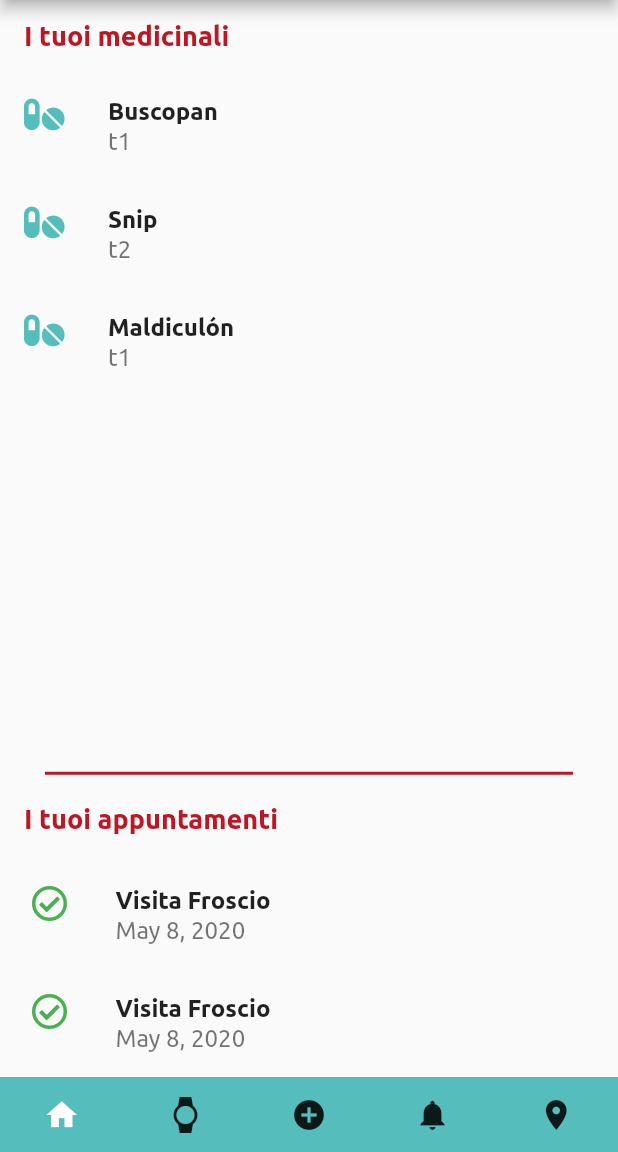
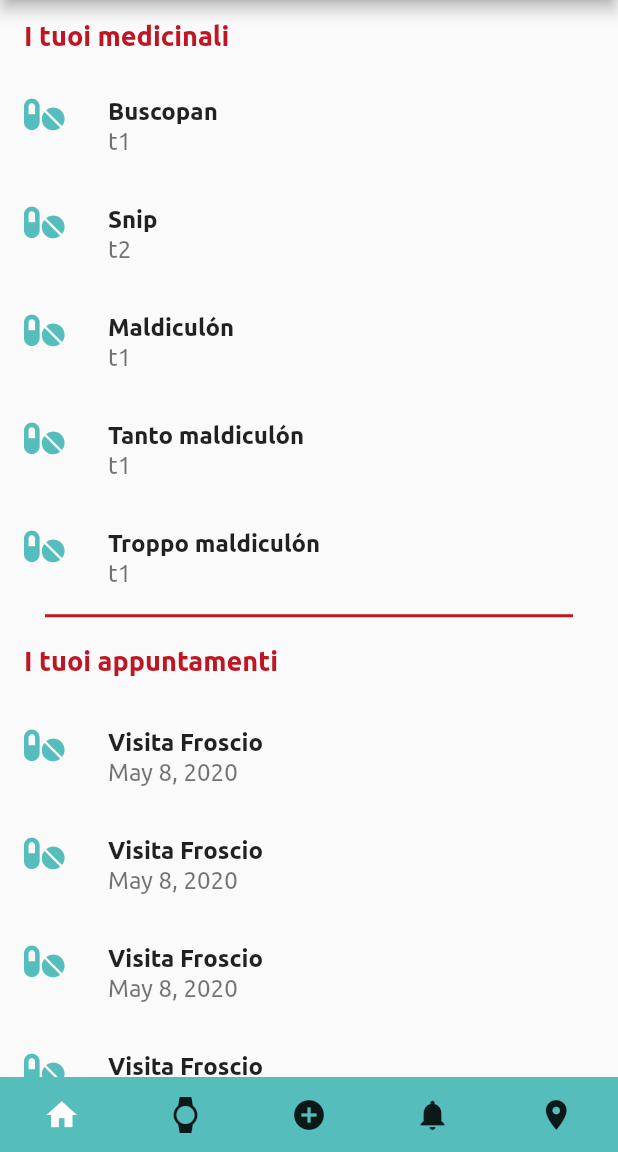
Before and after one commit to fabiomontello/my-care-app, a Flutter app: the screen it shows after launch, after a tap on "Registrati", on a phone screen of 412 x 824 dp, the part 84-1236 px from its top. Run offline on Flutter 3.47's test engine with Material 2 defaults, Android fonts, the phone set to English and light mode, and no system bars; our stand-ins replace font_awesome_flutter; project files that could hold a hidden picture were left out.

Commit message:
Proposed changes on home_list scroll

```diff
--- /dev/null
+++ b/lib/pages/home_list_fabio.dart
@@ -0,0 +1,267 @@
+import 'package:flutter/material.dart';
+import '../models/appuntamenti.dart';
+import '../models/medicinali.dart';
+import '../ui/red_separator.dart';
+import 'package:intl/intl.dart';
+import 'package:font_awesome_flutter/font_awesome_flutter.dart';
+
+class HomeList extends StatefulWidget {
+  @override
+  _HomeListState createState() => _HomeListState();
+}
+
+class _HomeListState extends State<HomeList> {
+  final List<Medicinale> medList = [
+    Medicinale(
+      id: 't1',
+      title: 'Buscopan',
+      icon: 'Icon',
+      promemoria: true,
+      frequancy: 3,
+    ),
+    Medicinale(
+      id: 't2',
+      title: 'Snip',
+      icon: 'Icon1',
+      promemoria: true,
+      frequancy: 2,
+    ),
+    Medicinale(
+      id: 't1',
+      title: 'Maldiculón',
+      icon: 'Icon',
+      promemoria: true,
+      frequancy: 3,
+    ),
+    Medicinale(
+      id: 't1',
+      title: 'Tanto maldiculón',
+      icon: 'Icon',
+      promemoria: true,
+      frequancy: 3,
+    ),
+    Medicinale(
+      id: 't1',
+      title: 'Troppo maldiculón',
+      icon: 'Icon',
+      promemoria: true,
+      frequancy: 3,
+    ),
+  ];
+
+  final List<Appuntamenti> appuntamentiList = [
+    Appuntamenti(
+      title: 'Visita Froscio',
+      icon: 'Icon1',
+      promemoria: true,
+      date: DateTime.now(),
+    ),
+    Appuntamenti(
+      title: 'Visita Froscio',
+      icon: 'Icon1',
+      promemoria: true,
+      date: DateTime.now(),
+    ),
+    Appuntamenti(
+      title: 'Visita Froscio',
+      icon: 'Icon1',
+      promemoria: true,
+      date: DateTime.now(),
+    ),
+    Appuntamenti(
+      title: 'Visita Froscio',
+      icon: 'Icon1',
+      promemoria: true,
+      date: DateTime.now(),
+    ),
+    Appuntamenti(
+      title: 'Visita Froscio',
+      icon: 'Icon1',
+      promemoria: true,
+      date: DateTime.now(),
+    ),
+    Appuntamenti(
+      title: 'Visita Froscio',
+      icon: 'Icon1',
+      promemoria: true,
+      date: DateTime.now(),
+    ),
+  ];
+
+  @override
+  Widget build(BuildContext context) {
+    return Column(
+      children: <Widget>[
+        Expanded(
+          child: ListView(
+            //mainAxisAlignment: MainAxisAlignment.center,
+            children: <Widget>[
+              ListTile(
+                //  trailing: Icon(
+                //    FontAwesomeIcons.pills,
+                // ),
+                dense: true,
+                title: Text(
+                  'I tuoi medicinali',
+                  textAlign: TextAlign.left,
+                  style: TextStyle(
+                    fontSize: 18,
+                    fontFamily: 'Ubuntu',
+                    fontWeight: FontWeight.bold,
+                    color: Color(0xffBE1622),
+                  ),
+                ),
+              ),
+              ...medList.map((elem) {
+                return Container(
+                    child: ListTile(
+                      leading: Icon(
+                        FontAwesomeIcons.pills,
+                        color: Theme.of(context).primaryColor,
+                      ),
+                      title: Text(
+                        elem.title,
+                        style: TextStyle(
+                          fontFamily: 'Ubuntu',
+                          fontWeight: FontWeight.bold,
+                          fontSize: 16,
+                        ),
+                      ),
+                      subtitle: Text(
+                        elem.id,
+                        style: TextStyle(
+                          fontFamily: 'Ubuntu',
+                          fontSize: 16,
+                        ),
+                      ),
+                    ),
+                  );
+              }).toList(),
+              RedSeparator(),
+              ListTile(
+                title: Text(
+                  'I tuoi appuntamenti',
+                  //textAlign: TextAlign.left,
+                  style: TextStyle(
+                    fontSize: 18,
+                    fontFamily: 'Ubuntu',
+                    fontWeight: FontWeight.bold,
+                    color: Color(0xffBE1622),
+                  ),
+                ),
+              ),
+              ...appuntamentiList.map((elem) {
+                return Container(
+                    child: ListTile(
+                      leading: Icon(
+                        FontAwesomeIcons.pills,
+                        color: Theme.of(context).primaryColor,
+                      ),
+                      title: Text(
+                        elem.title,
+                        style: TextStyle(
+                          fontFamily: 'Ubuntu',
+                          fontWeight: FontWeight.bold,
+                          fontSize: 16,
+                        ),
+                      ),
+                      subtitle: Text(
+                        DateFormat.yMMMd().format(elem.date),
+                        style: TextStyle(
+                          fontFamily: 'Ubuntu',
+                          fontSize: 16,
+                        ),
+                      ),
+                    ),
+                  );
+              }).toList(),
+              // ListView.builder(
+
+              //   itemCount: medList.length,
+              //   itemBuilder: (context, index) {
+              //     return Container(
+
+              //       child: ListTile(
+
+              //         leading: Icon(
+              //           FontAwesomeIcons.pills,
+              //           color: Theme.of(context).primaryColor,
+              //         ),
+              //         title: Text(
+              //           medList[index].title,
+              //           style: TextStyle(
+              //             fontFamily: 'Ubuntu',
+              //             fontWeight: FontWeight.bold,
+              //             fontSize: 16,
+              //           ),
+              //         ),
+              //         subtitle: Text(
+              //           medList[index].id,
+              //           style: TextStyle(
+              //             fontFamily: 'Ubuntu',
+              //             fontSize: 16,
+              //           ),
+              //         ),
+              //       ),
+              //     );
+              //   },
+              //   shrinkWrap: true,
+              // ),
+            ],
+          ),
+        ),
+// ////////////////////////////////////////////////////
+
+        // Column(
+        //   children: <Widget>[
+        //     ListTile(
+        //       title: Text(
+        //         'I tuoi appuntamenti',
+        //         //textAlign: TextAlign.left,
+        //         style: TextStyle(
+        //           fontSize: 18,
+        //           fontFamily: 'Ubuntu',
+        //           fontWeight: FontWeight.bold,
+        //           color: Color(0xffBE1622),
+        //         ),
+        //       ),
+        //     ),
+        //     ListView.builder(
+        //       itemCount: appuntamentiList.length,
+        //       itemBuilder: (context, index) {
+        //         return Container(
+        //           // elevation: 5,
+        //           margin: EdgeInsets.symmetric(
+        //             horizontal: 5,
+        //           ),
+        //           child: ListTile(
+        //             leading: Icon(
+        //               FontAwesomeIcons.checkCircle,
+        //               color: Colors.green,
+        //             ),
+        //             title: Text(
+        //               appuntamentiList[index].title,
+        //               style: TextStyle(
+        //                 fontFamily: 'Ubuntu',
+        //                 fontWeight: FontWeight.bold,
+        //                 fontSize: 16,
+        //               ),
+        //             ),
+        //             subtitle: Text(
+        //               DateFormat.yMMMd().format(appuntamentiList[index].date),
+        //               style: TextStyle(
+        //                 fontFamily: 'Ubuntu',
+        //                 fontSize: 16,
+        //               ),
+        //             ),
+        //           ),
+        //         );
+        //       },
+        //       shrinkWrap: true,
+        //     ),
+        //   ],
+        // ),
+      ],
+    );
+  }
+}
--- a/lib/pages/home_switcher.dart
+++ b/lib/pages/home_switcher.dart
@@ -1,6 +1,6 @@
 import 'package:flutter/material.dart';
 import 'package:my_care/pages/smart_devices.dart';
-import 'home_list.dart';
+import 'home_list_fabio.dart';
 import 'map_page.dart';
 import 'medicinali_page.dart';
 import 'appuntamenti_page.dart';
```
